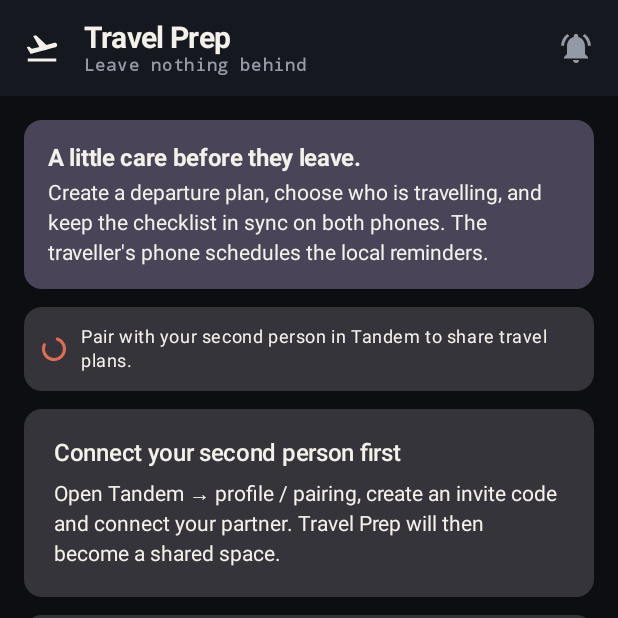
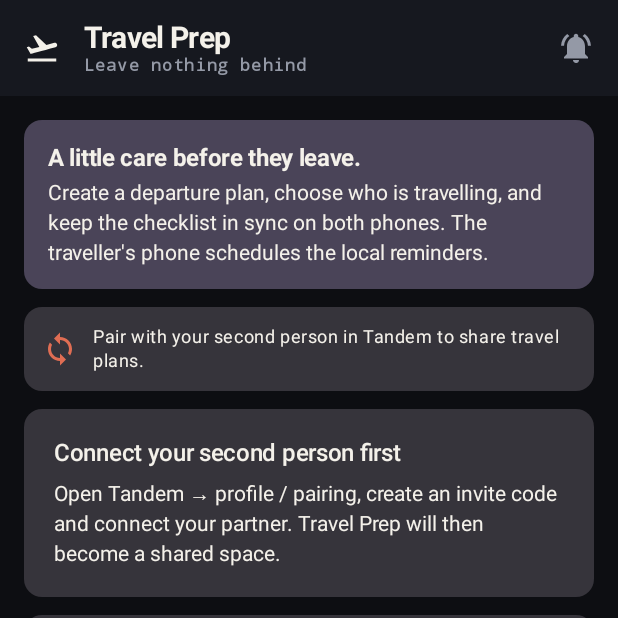
Before and after one commit to vikramma27/Tandem, an Android app built with Jetpack Compose: the TravelPrepActivity screen opened directly, with no data from a screen before it, on a phone screen of 412 x 824 dp, the top half of it. Run offline under Robolectric (Android 15) with nearby library versions, the phone set to English and light mode, and no system bars; libraries missing offline, so code that uses them is left out: io.github.jan.supabase; 4 statements that could not run were skipped.

Commit message:
Show sync state as a status indicator instead of a permanent spinner

```diff
--- a/app/src/main/java/app/tandem/duo/travel/TravelPrepActivity.kt
+++ b/app/src/main/java/app/tandem/duo/travel/TravelPrepActivity.kt
@@ -22,6 +22,7 @@ import androidx.compose.material.icons.filled.Delete
 import androidx.compose.material.icons.filled.FlightTakeoff
 import androidx.compose.material.icons.filled.NotificationsActive
 import androidx.compose.material.icons.filled.Settings
+import androidx.compose.material.icons.filled.Sync
 import androidx.compose.material3.*
 import androidx.compose.runtime.*
 import androidx.compose.ui.Alignment
@@ -140,7 +141,7 @@ private fun TravelPrepScreen() {
             item {
                 Card {
                     Row(Modifier.fillMaxWidth().padding(12.dp), verticalAlignment = Alignment.CenterVertically) {
-                        CircularProgressIndicator(modifier = Modifier.size(16.dp), strokeWidth = 2.dp)
+                        Icon(Icons.Default.Sync, contentDescription = null, tint = MaterialTheme.colorScheme.primary)
                         Spacer(Modifier.width(10.dp))
                         Text(syncMessage, style = MaterialTheme.typography.bodySmall)
                     }
```
